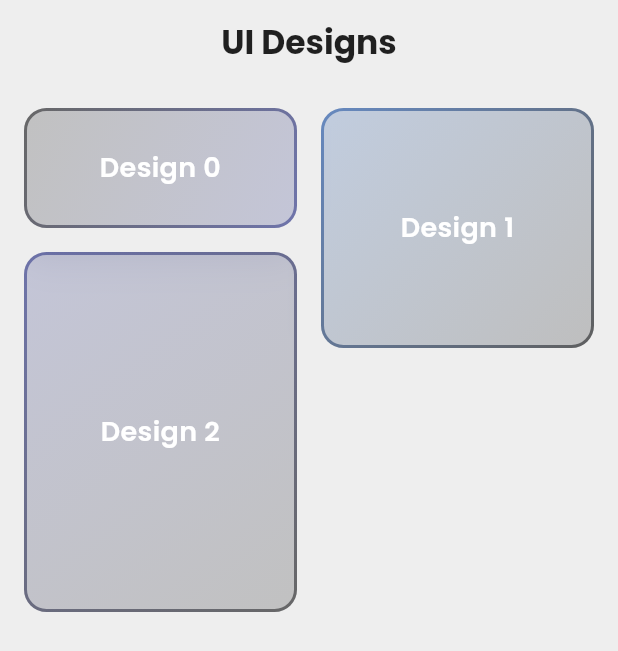
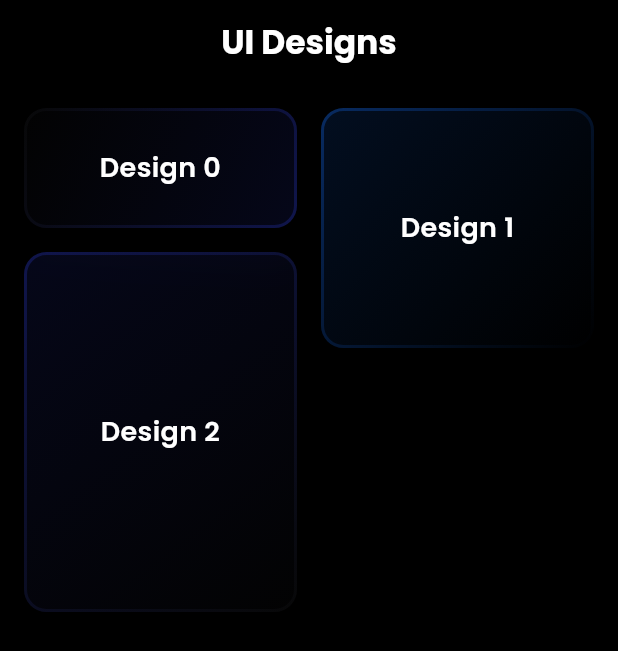
Before and after one commit to chrisokoriedev/uidesign1to100, a Flutter app: the screen it shows after launch, on a phone screen of 412 x 824 dp. Shown: the top 651 px of the screen. Run offline on Flutter 3.47's test engine with Material 3 defaults, Android fonts, the phone set to English and light mode, and no system bars; drawn by our look-alikes of glassmorphism; our stand-ins replace animate_do, flutter_staggered_animations, gap, google_fonts, responsive_sizer.

Commit message:
fix: Change background color to black and update text color to white in MainListScreen

```diff
--- a/lib/pages/main_screen/main_list.dart
+++ b/lib/pages/main_screen/main_list.dart
@@ -6,7 +6,7 @@ class MainListScreen extends StatelessWidget {
   @override
   Widget build(BuildContext context) {
     return Scaffold(
-      backgroundColor: Colors.grey[200],
+      backgroundColor: Colors.black,
       appBar: AppBar(
         centerTitle: true,
         backgroundColor: Colors.transparent,
@@ -15,7 +15,7 @@ class MainListScreen extends StatelessWidget {
           'UI Designs',
           style: GoogleFonts.poppins(
             fontWeight: FontWeight.bold,
-            color: Colors.black87,
+            color: Colors.white,
           ),
         ),
       ),
```
